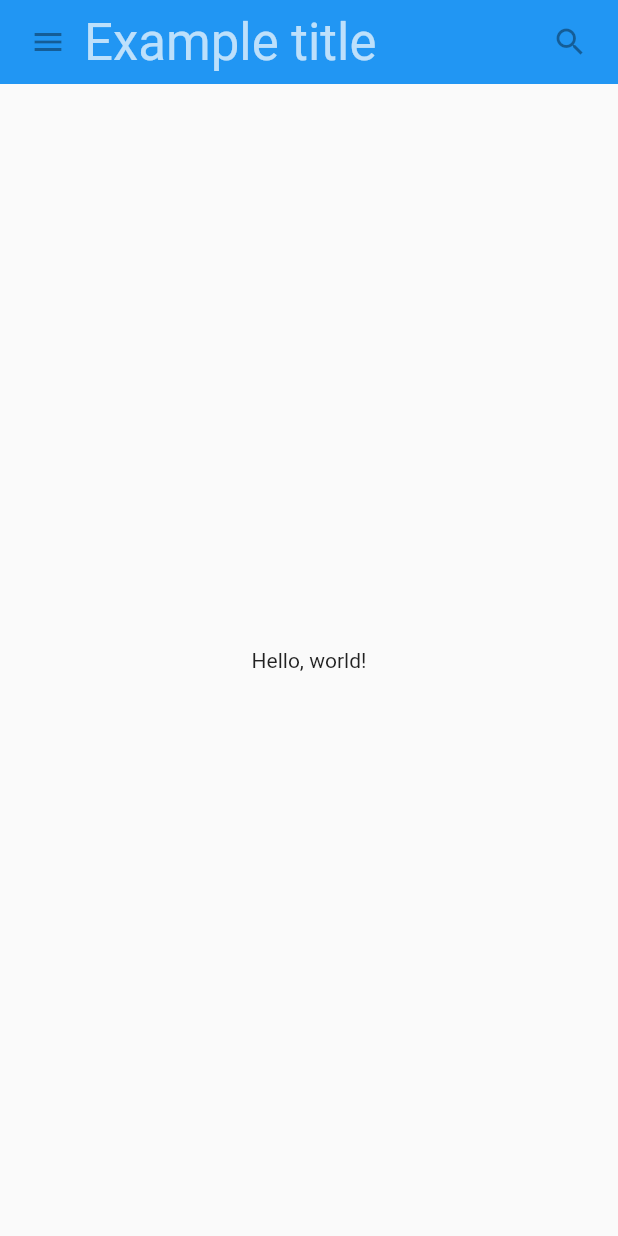
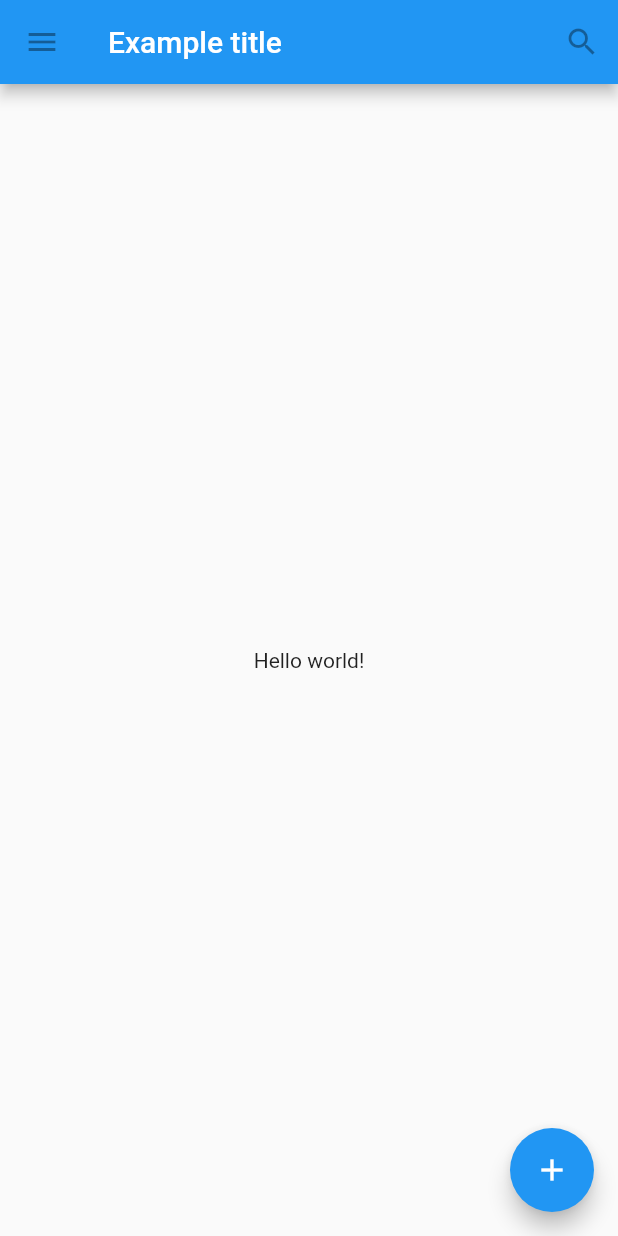
Before and after one commit to ibis7895123/flutter_tutorial, a Flutter app: the screen it shows after launch, on a phone screen of 412 x 824 dp. Run offline on Flutter 3.47's test engine with Material 2 defaults, Android fonts, the phone set to English and light mode, and no system bars.

Commit message:
マテリアルの理解

```diff
--- a/lib/main.dart
+++ b/lib/main.dart
@@ -3,69 +3,44 @@ import 'package:flutter/material.dart';
 void main() {
   // runApp(const MyApp());
   runApp(const MaterialApp(
-    title: 'My App',
-    home: SafeArea(child: MyScaffold()),
+    title: 'Flutter Tutorial',
+    home: TutorialHome(),
   ));
 }
 
-class MyScaffold extends StatelessWidget {
-  const MyScaffold({Key? key}) : super(key: key);
+class TutorialHome extends StatelessWidget {
+  const TutorialHome({Key? key}) : super(key: key);
 
   @override
   Widget build(BuildContext context) {
-    // マテリアルは、UIが表示される概念的な紙である
-    return Material(
-        child: Column(
-      children: [
-        MyAppBar(
-          title: Text(
-            'Example title',
-            style: Theme.of(context) //
-                .primaryTextTheme
-                .headline4,
-          ),
+    // Scaffold は、主要な材料コンポーネントのレイアウトです。
+    return Scaffold(
+      appBar: AppBar(
+        leading: const IconButton(
+          icon: Icon(Icons.menu),
+          tooltip: 'Navigation menu',
+          onPressed: null,
         ),
-        const Expanded(
-          child: Center(child: Text("Hello, world!")),
-        ),
-      ],
-    ));
-  }
-}
-
-class MyAppBar extends StatelessWidget {
-  const MyAppBar({required this.title, Key? key}) : super(key: key);
-
-  // Widgetのサブクラスのフィールドは、常に "final "とマークされます。
-  final Widget title;
-
-  @override
-  Widget build(BuildContext context) {
-    return Container(
-      height: 56.0,
-      padding: const EdgeInsets.symmetric(horizontal: 8.0),
-      decoration: BoxDecoration(color: Colors.blue[500]),
-      // Rowは横長の直線的なレイアウトです。
-      child: Row(
-        children: [
-          const IconButton(
-            icon: Icon(Icons.menu),
-            tooltip: 'Navigation menu',
-            onPressed: null,
-          ),
-          // Expanded は、利用可能なスペースを埋めるために child を拡張する。
-          Expanded(child: title),
-          const IconButton(
+        title: const Text('Example title'),
+        actions: const [
+          IconButton(
             icon: Icon(Icons.search),
             tooltip: 'Search',
             onPressed: null,
-          )
+          ),
         ],
+      ),
+      body: const Center(
+        child: Text('Hello world!'),
+      ),
+      floatingActionButton: const FloatingActionButton(
+        tooltip: 'Add',
+        child: Icon(Icons.add),
+        onPressed: null,
       ),
     );
   }
 }
-
 
 // class MyApp extends StatelessWidget {
 //   const MyApp({Key? key}) : super(key: key);
```
